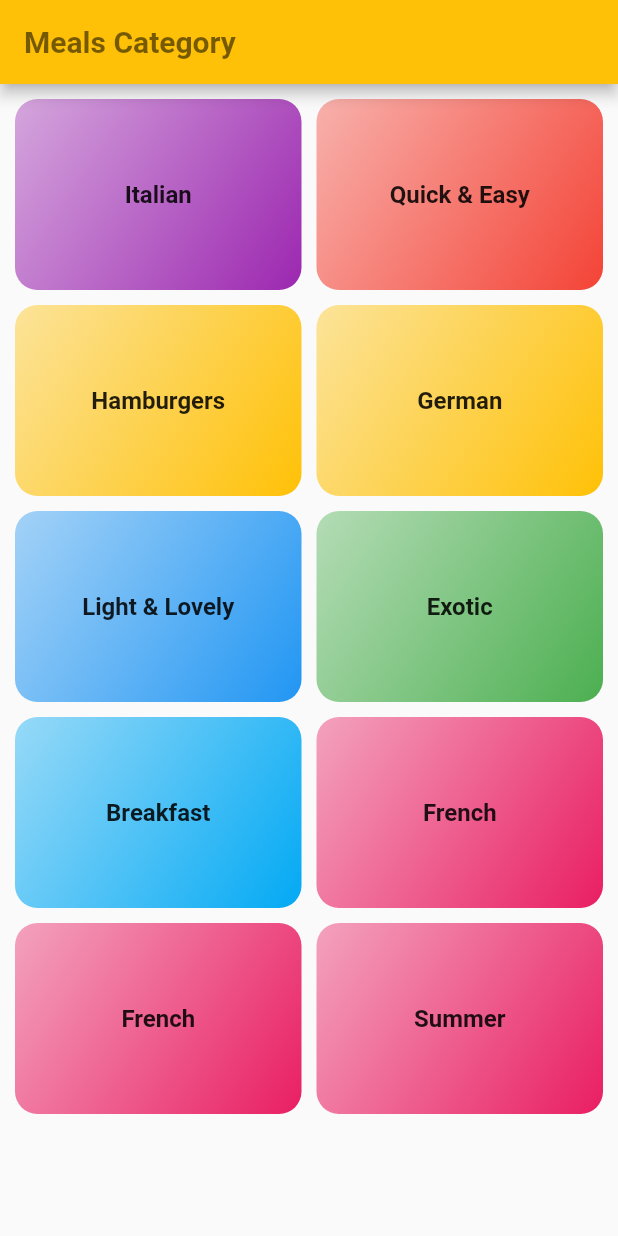
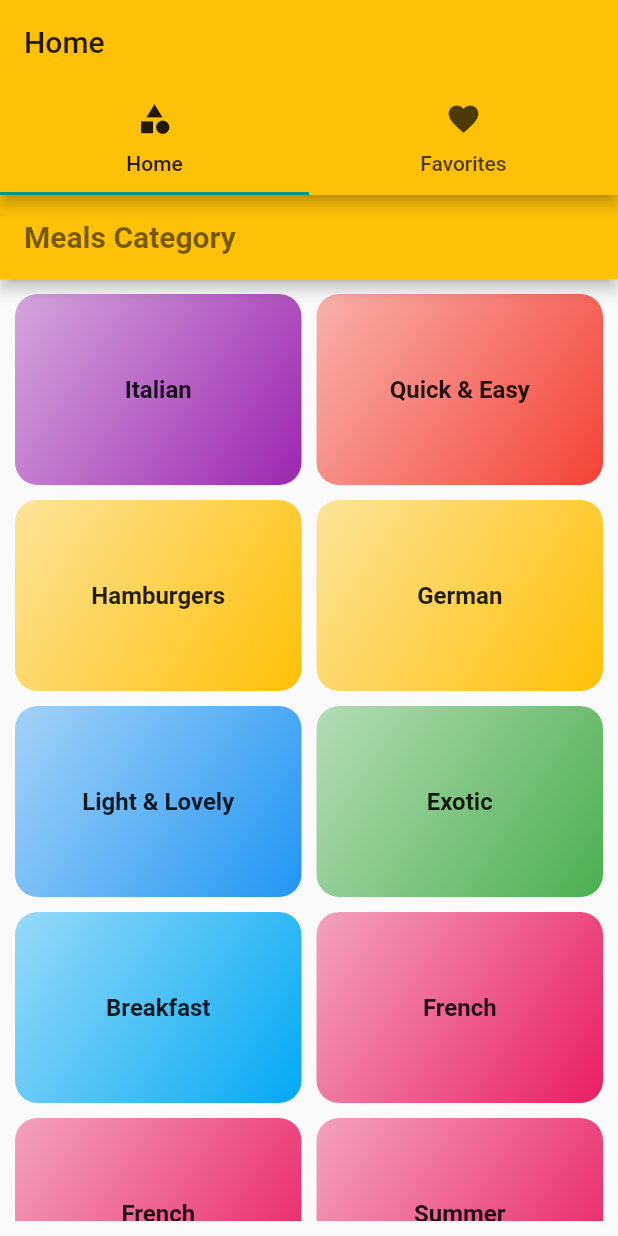
Before and after one commit to Mann05/meal-app-flutter, a Flutter app: the screen it shows after launch, on a phone screen of 412 x 824 dp. Run offline on Flutter 3.47's test engine with Material 2 defaults, Android fonts, the phone set to English and light mode, and no system bars.

```diff
--- a/lib/helpers/dummy_data.dart
+++ b/lib/helpers/dummy_data.dart
@@ -52,8 +52,6 @@ const dummy_Data = const [
     categoryColor: Colors.pink,
   ),
 ];
-
-
 
 const DUMMY_MealS = const [
   MealModel(
--- a/lib/main.dart
+++ b/lib/main.dart
@@ -1,8 +1,8 @@
 import 'package:flutter/material.dart';
+import './screens/categoryMealDetail.dart';
 import './screens/categoryMeals.dart';
-
 import './screens/categories.dart';
-
+import './screens/home.dart';
 void main() {
   runApp(MyApp());
 }
@@ -22,8 +22,9 @@ class MyApp extends StatelessWidget {
               headline5: TextStyle(fontSize: 16, fontWeight: FontWeight.bold))),
       //home: CategoriesScreen(),
       routes: {
-        '/' : (ctx)=> CategoriesScreen(), // treated as home
+        '/': (ctx) => HomeScreen(), // treated as home
         CategoryMealScreen.routeName: (ctx) => CategoryMealScreen(),
+        MealDetailScreen.routeName: (ctx) => MealDetailScreen(),
       },
     );
   }
--- /dev/null
+++ b/lib/screens/home.dart
@@ -0,0 +1,37 @@
+import 'package:flutter/material.dart';
+import './favoriteScreen.dart';
+import './categories.dart';
+
+class HomeScreen extends StatefulWidget {
+  @override
+  _HomeScreenState createState() => _HomeScreenState();
+}
+
+class _HomeScreenState extends State<HomeScreen> {
+  @override
+  Widget build(BuildContext context) {
+    return DefaultTabController(
+      length: 2,
+      // initialIndex: 0,
+      child: Scaffold(
+        appBar: AppBar(
+          title: Text('Home'),
+          bottom: TabBar(tabs: [
+            Tab(
+              icon: Icon(Icons.category),
+              text: 'Home',
+            ),
+            Tab(
+              icon: Icon(Icons.favorite),
+              text: 'Favorites',
+            )
+          ]),
+        ),
+        body: TabBarView(children: [
+          CategoriesScreen(),
+          FavoriteScreen(),
+        ]),
+      ),
+    );
+  }
+}
```
Also changed, not shown: lib/screens/categoryMealDetail.dart (added, +90 -0 lines), lib/screens/favoriteScreen.dart (added, +10 -0 lines), lib/widgets/category_item.dart (+7 -2 lines), lib/widgets/meal_item.dart (+94 -2 lines).
